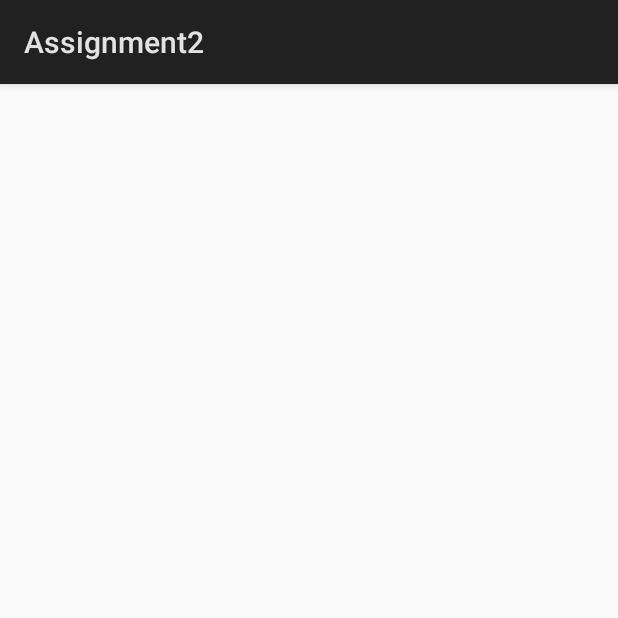
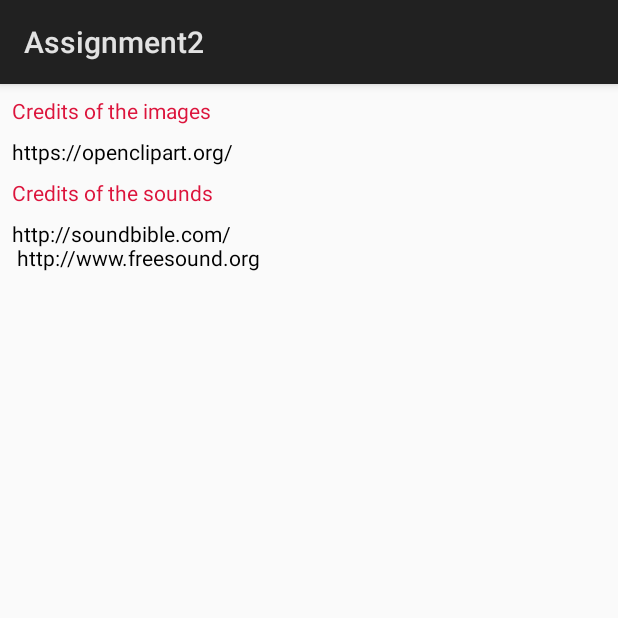
Before and after one commit to ClaudiaLidia/SimonGame, an Android app: the Credits screen opened directly, with no data from a screen before it, on a phone screen of 412 x 824 dp, the top half of it. Run offline under Robolectric (Android 15) with nearby library versions, the phone set to English and light mode, and no system bars.

Commit message:
Update credit activity

```diff
--- a/app/src/main/res/layout/activity_credits.xml
+++ b/app/src/main/res/layout/activity_credits.xml
@@ -1,7 +1,53 @@
 <?xml version="1.0" encoding="utf-8"?>
 <android.support.constraint.ConstraintLayout
-    xmlns:android="http://schemas.android.com/apk/res/android" android:layout_width="match_parent"
+    xmlns:android="http://schemas.android.com/apk/res/android"
+    xmlns:app="http://schemas.android.com/apk/res-auto"
+    xmlns:tools="http://schemas.android.com/tools"
+    android:layout_width="match_parent"
     android:layout_height="match_parent">
 
 
+    <TextView
+        android:id="@+id/textView"
+        android:layout_width="wrap_content"
+        android:layout_height="wrap_content"
+        android:layout_marginStart="8dp"
+        android:layout_marginTop="8dp"
+        android:text="Credits of the images"
+        app:layout_constraintStart_toStartOf="parent"
+        app:layout_constraintTop_toTopOf="parent"
+        android:textColor="#DC143C"/>
+
+    <TextView
+        android:id="@+id/textView2"
+        android:layout_width="wrap_content"
+        android:layout_height="wrap_content"
+        android:layout_marginStart="8dp"
+        android:layout_marginTop="8dp"
+        android:text="https://openclipart.org/"
+        android:textColor="#000"
+        app:layout_constraintStart_toStartOf="parent"
+        app:layout_constraintTop_toBottomOf="@+id/textView" />
+
+    <TextView
+        android:id="@+id/textView3"
+        android:layout_width="wrap_content"
+        android:layout_height="wrap_content"
+        android:layout_marginStart="8dp"
+        android:layout_marginTop="8dp"
+        android:text="Credits of the sounds"
+        app:layout_constraintStart_toStartOf="parent"
+        app:layout_constraintTop_toBottomOf="@+id/textView2"
+        android:textColor="#DC143C"/>
+
+    <TextView
+        android:id="@+id/textView4"
+        android:layout_width="wrap_content"
+        android:layout_height="wrap_content"
+        android:layout_marginStart="8dp"
+        android:layout_marginTop="8dp"
+        android:textColor="#000"
+        android:text="http://soundbible.com/ \n http://www.freesound.org"
+        app:layout_constraintStart_toStartOf="parent"
+        app:layout_constraintTop_toBottomOf="@+id/textView3" />
 </android.support.constraint.ConstraintLayout>
```
